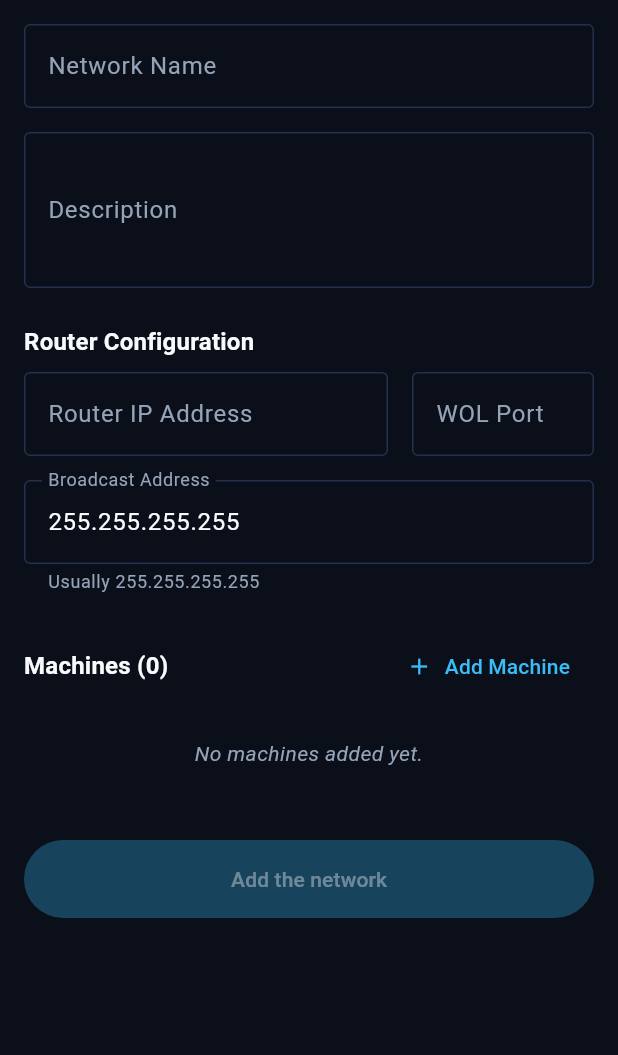
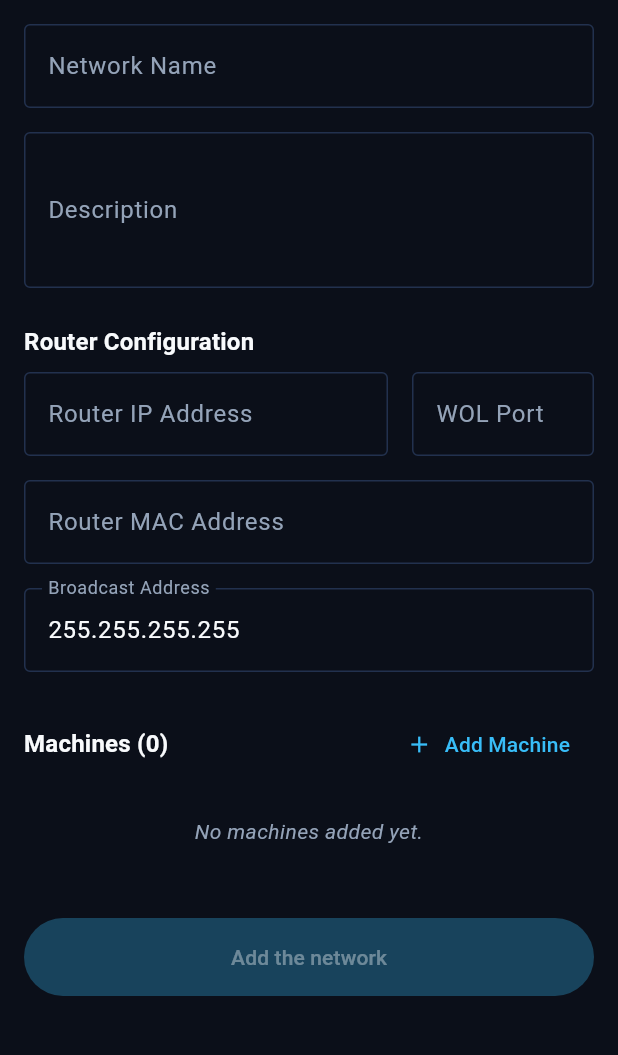
Before and after one commit to VOID575/Sandman, a Flutter app: the CreateNetworkScreen screen opened directly, on a phone screen of 412 x 824 dp, the part 84-1139 px from its top. Run offline on Flutter 3.47's test engine with Material 3 defaults, Android fonts, the phone set to English and light mode, and no system bars; our stand-ins replace drift, sqflite; missing offline and left inert: sqlite3; accounts and stored records are empty; generated files the repository leaves out were written again.

Commit message:
feat(Screen): Add router and network complemantary informations
Added the display of the network broadcast adress and the router ip and MAC adress

```diff
--- a/lib/database/app_database.dart
+++ b/lib/database/app_database.dart
@@ -46,7 +46,7 @@ class AppDatabase extends _$AppDatabase {
   }
 
   @override
-  int get schemaVersion => 2;
+  int get schemaVersion => 3;
 
   @override
   MigrationStrategy get migration {
@@ -58,9 +58,11 @@ class AppDatabase extends _$AppDatabase {
         if (from < 2) {
           await m.addColumn(network, network.broadcastAddress);
         }
+        if (from < 3) {
+          await m.addColumn(network, network.routerMacAddress);
+        }
       },
       beforeOpen: (details) async {
-        // Enforce foreign keys (like ON DELETE CASCADE) on SQLite
         await customStatement('PRAGMA foreign_keys = ON;');
       },
     );
--- a/lib/models/network.dart
+++ b/lib/models/network.dart
@@ -7,6 +7,7 @@ class Network extends Table {
   TextColumn get name => text()();
   TextColumn get description => text()();
   TextColumn get routerIp => text()();
+  TextColumn get routerMacAddress => text().withDefault(const Constant('00:00:00:00:00:00'))();
   TextColumn get broadcastAddress =>
       text().withDefault(const Constant('255.255.255.255'))();
 
--- a/lib/screens/create_network_screen.dart
+++ b/lib/screens/create_network_screen.dart
@@ -18,6 +18,7 @@ class _CreateNetworkScreenState extends State<CreateNetworkScreen> {
   final _nameController = TextEditingController();
   final _descController = TextEditingController();
   final _routerIpController = TextEditingController();
+  final _routerMacAddressController = TextEditingController();
   final _routerPortController = TextEditingController();
   final _broadcastAddressController = TextEditingController(
     text: '255.255.255.255',
@@ -33,6 +34,7 @@ class _CreateNetworkScreenState extends State<CreateNetworkScreen> {
     _nameController.addListener(() => setState(() {}));
     _descController.addListener(() => setState(() {}));
     _routerIpController.addListener(() => setState(() {}));
+    _routerMacAddressController.addListener(() => setState(() {}));
     _routerPortController.addListener(() => setState(() {}));
     _broadcastAddressController.addListener(() => setState(() {}));
   }
@@ -42,6 +44,7 @@ class _CreateNetworkScreenState extends State<CreateNetworkScreen> {
     _nameController.dispose();
     _descController.dispose();
     _routerIpController.dispose();
+    _routerMacAddressController.dispose();
     _routerPortController.dispose();
     _broadcastAddressController.dispose();
     super.dispose();
@@ -56,6 +59,7 @@ class _CreateNetworkScreenState extends State<CreateNetworkScreen> {
       return false;
     }
     if (Validators.validateIp(_routerIpController.text) != null) return false;
+    if (Validators.validateMac(_routerMacAddressController.text) != null) return false;
     if (Validators.validateIp(_broadcastAddressController.text) != null) {
       return false;
     }
@@ -86,6 +90,7 @@ class _CreateNetworkScreenState extends State<CreateNetworkScreen> {
         name: _nameController.text,
         description: _descController.text,
         routerIp: _routerIpController.text,
+        routerMacAddress: drift.Value(_routerMacAddressController.text),
         routerPort: int.parse(_routerPortController.text),
         broadcastAddress: drift.Value(_broadcastAddressController.text),
       );
@@ -181,11 +186,19 @@ class _CreateNetworkScreenState extends State<CreateNetworkScreen> {
             ),
             const SizedBox(height: 16),
             TextFormField(
+              controller: _routerMacAddressController,
+              decoration: const InputDecoration(
+                labelText: 'Router MAC Address',
+                border: OutlineInputBorder(),
+              ),
+              validator: Validators.validateMac,
+            ),
+            const SizedBox(height: 16),
+            TextFormField(
               controller: _broadcastAddressController,
               decoration: const InputDecoration(
                 labelText: 'Broadcast Address',
                 border: OutlineInputBorder(),
-                helperText: 'Usually 255.255.255.255',
               ),
               validator: Validators.validateIp,
             ),
```
Also changed, not shown: lib/screens/network_details_screen.dart (+40 -0 lines), lib/widgets/network_card.dart (+17 -0 lines).
